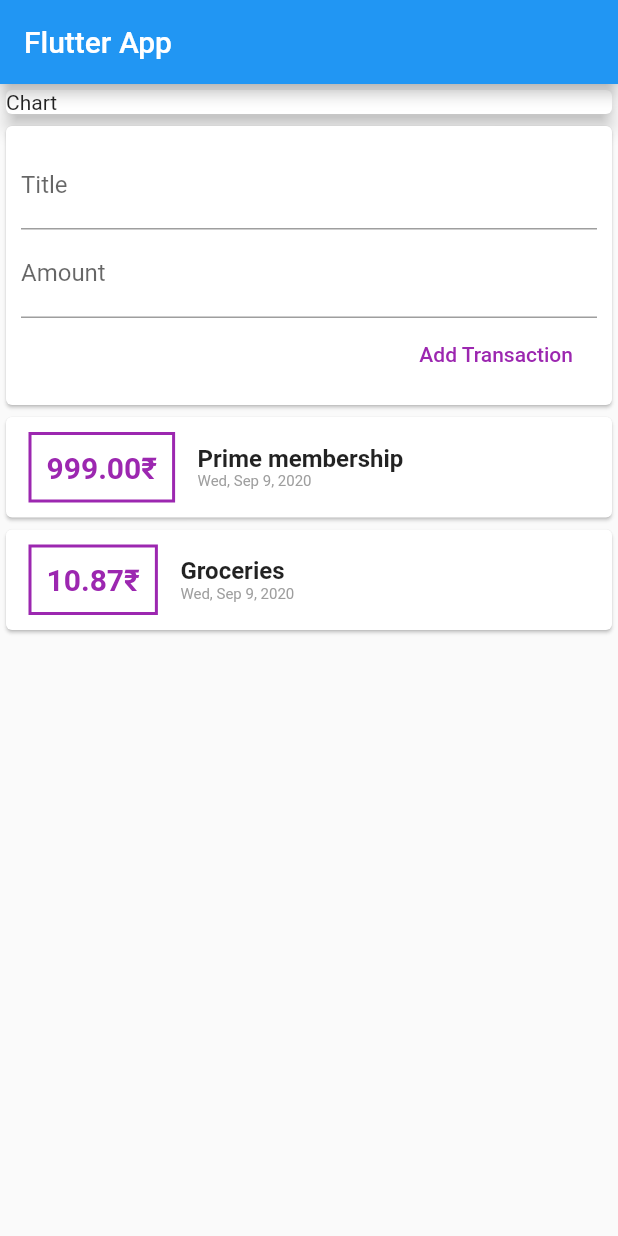
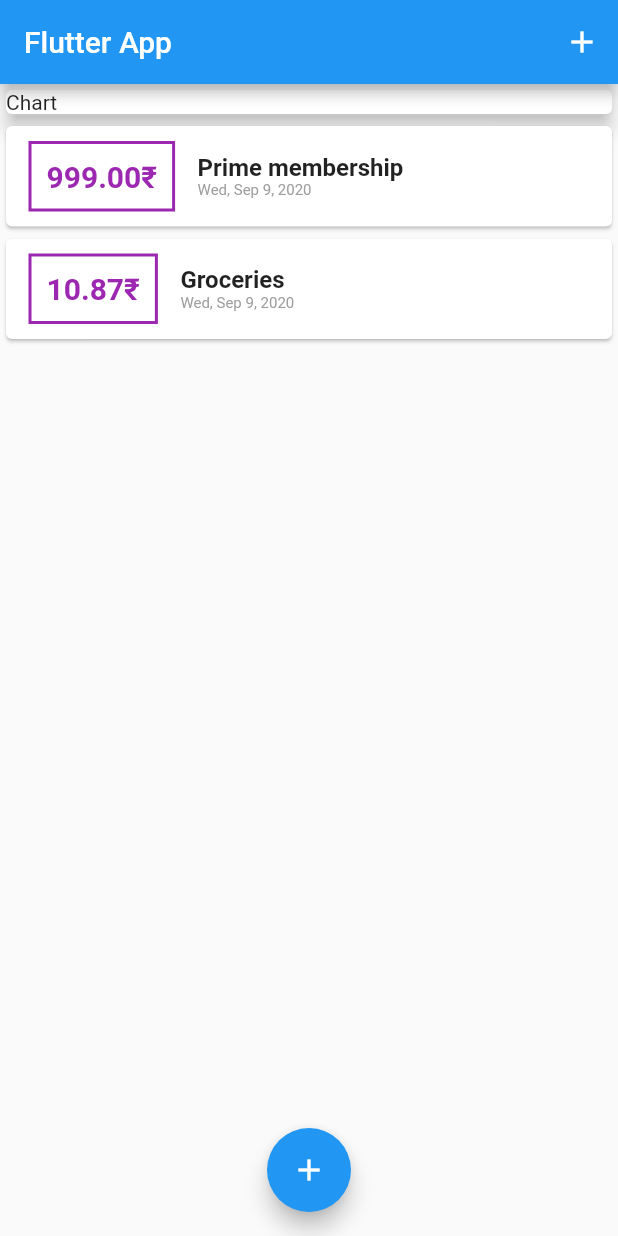
Before and after one commit to chaitnayabasava/personal-expenses-app, a Flutter app: the screen it shows after launch, on a phone screen of 412 x 824 dp. Run offline on Flutter 3.47's test engine with Material 2 defaults, Android fonts, the phone set to English and light mode, and no system bars.

Commit message:
Added Floating button to get NewTransaction widget dynamically.

```diff
--- a/lib/main.dart
+++ b/lib/main.dart
@@ -1,6 +1,9 @@
 import 'package:flutter/material.dart';
 
-import './widgets/user_transactions.dart';
+import './widgets/new_transaction.dart';
+import './widgets/transaction_list.dart';
+
+import './models/transaction.dart';
 
 void main() => runApp(MyApp());
 
@@ -14,12 +17,65 @@ class MyApp extends StatelessWidget {
   }
 }
 
-class MyHomePage extends StatelessWidget {
+class MyHomePage extends StatefulWidget {
+  @override
+  _MyHomePageState createState() => _MyHomePageState();
+}
+
+class _MyHomePageState extends State<MyHomePage> {
+  final List<Transaction> _userTransactions = [
+    Transaction(
+      id: 't1',
+      title: 'Prime membership',
+      amount: 999,
+      date: DateTime.now(),
+    ),
+    Transaction(
+      id: 't2',
+      title: 'Groceries',
+      amount: 10.87,
+      date: DateTime.now(),
+    ),
+  ];
+
+  void _addNewTransaction(String title, double amount) {
+    final newTr = Transaction(
+      id: DateTime.now().toString(),
+      title: title,
+      amount: amount,
+      date: DateTime.now(),
+    );
+    setState(() {
+      this._userTransactions.add(newTr);
+    });
+  }
+
+  void _startAddNewTransaction(BuildContext context) {
+    showModalBottomSheet(
+      context: context,
+      builder: (bContext) {
+        return GestureDetector(
+          child: NewTransaction(
+            _addNewTransaction,
+          ),
+          onTap: () {},
+          behavior: HitTestBehavior.opaque,
+        );
+      },
+    );
+  }
+
   @override
   Widget build(BuildContext context) {
     return Scaffold(
       appBar: AppBar(
         title: Text('Flutter App'),
+        actions: [
+          IconButton(
+            icon: Icon(Icons.add),
+            onPressed: () => _startAddNewTransaction(context),
+          ),
+        ],
       ),
       body: SingleChildScrollView(
         child: Column(
@@ -32,9 +88,14 @@ class MyHomePage extends StatelessWidget {
                 elevation: 5,
               ),
             ),
-            UserTransaction(),
+            TransactionList(_userTransactions),
           ],
         ),
+      ),
+      floatingActionButtonLocation: FloatingActionButtonLocation.centerFloat,
+      floatingActionButton: FloatingActionButton(
+        child: Icon(Icons.add),
+        onPressed: () => _startAddNewTransaction(context),
       ),
     );
   }
--- a/lib/widgets/user_transactions.dart
+++ /dev/null
@@ -1,49 +0,0 @@
-import 'package:flutter/material.dart';
-
-import '../models/transaction.dart';
-import './new_transaction.dart';
-import './transaction_list.dart';
-
-class UserTransaction extends StatefulWidget {
-  @override
-  _UserTransactionState createState() => _UserTransactionState();
-}
-
-class _UserTransactionState extends State<UserTransaction> {
-  final List<Transaction> _userTransactions = [
-    Transaction(
-      id: 't1',
-      title: 'Prime membership',
-      amount: 999,
-      date: DateTime.now(),
-    ),
-    Transaction(
-      id: 't2',
-      title: 'Groceries',
-      amount: 10.87,
-      date: DateTime.now(),
-    ),
-  ];
-
-  void _addNewTransaction(String title, double amount) {
-    final newTr = Transaction(
-      id: DateTime.now().toString(),
-      title: title,
-      amount: amount,
-      date: DateTime.now(),
-    );
-    setState(() {
-      this._userTransactions.add(newTr);
-    });
-  }
-
-  @override
-  Widget build(BuildContext context) {
-    return Column(
-      children: [
-        NewTransaction(_addNewTransaction),
-        TransactionList(_userTransactions),
-      ],
-    );
-  }
-}
```
Also changed, not shown: lib/widgets/new_transaction.dart (+13 -4 lines).
